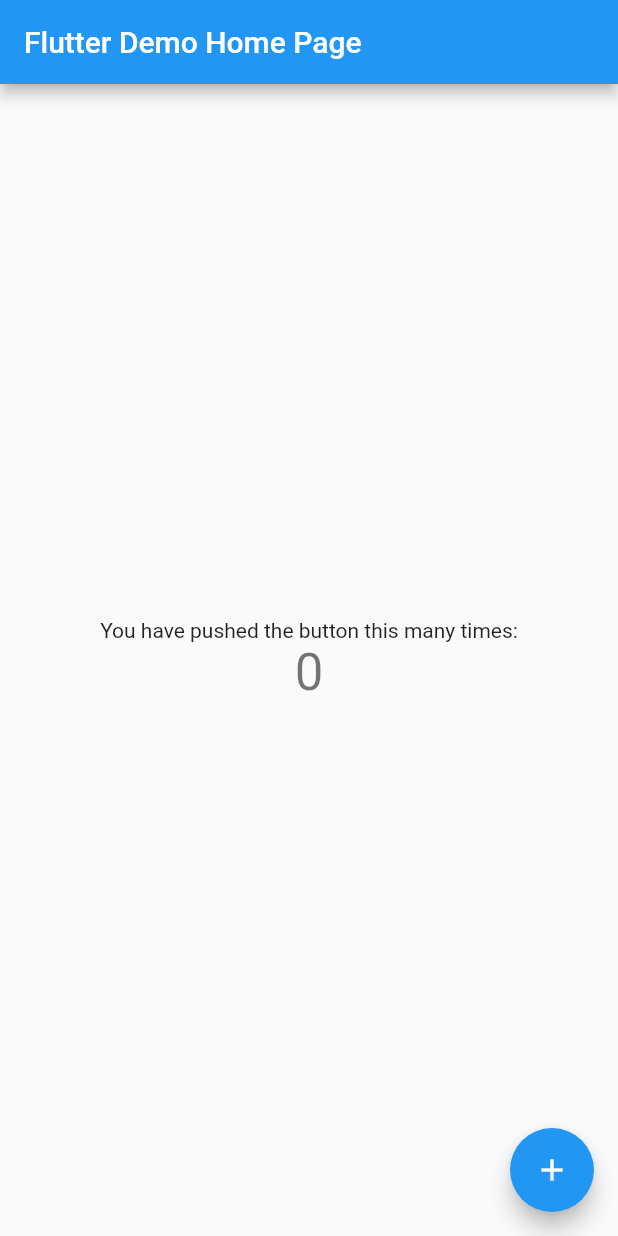
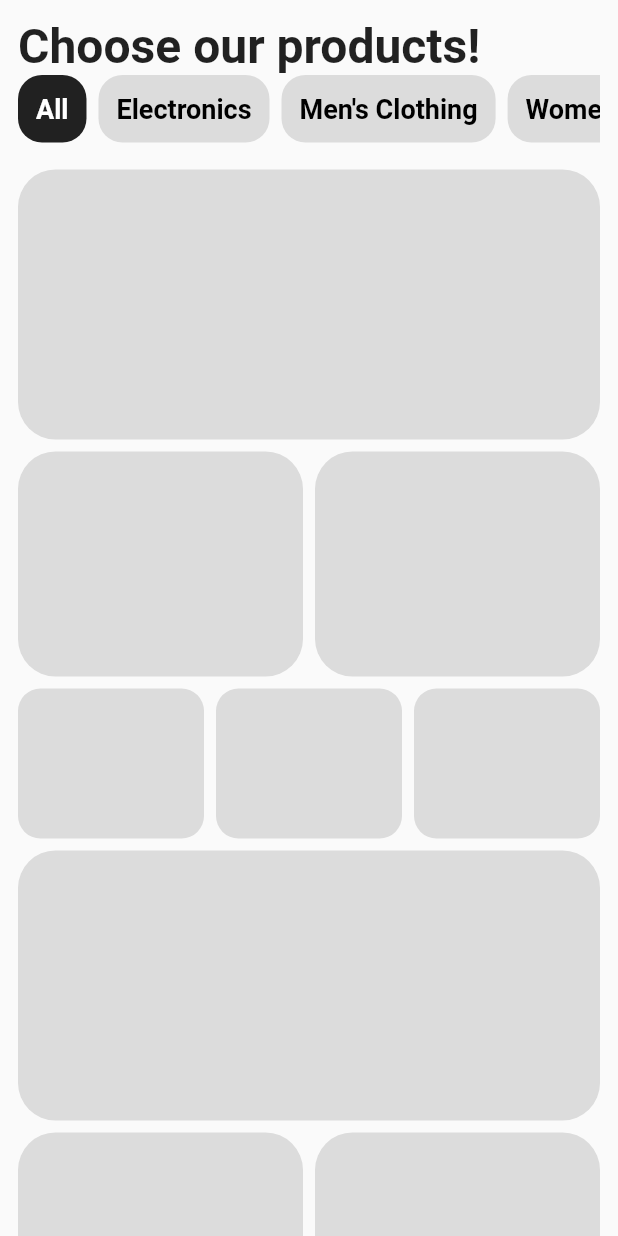
Before and after one commit to AdlyRadwika/A-Commerce, a Flutter app: the screen it shows after launch, on a phone screen of 412 x 824 dp. Run offline on Flutter 3.47's test engine with Material 2 defaults, Android fonts, the phone set to English and light mode, and no system bars.

Commit message:
add homepage layout

```diff
--- a/lib/main.dart
+++ b/lib/main.dart
@@ -1,4 +1,5 @@
 import 'package:flutter/material.dart';
+import 'package:project_dicoding/pages/home/home.dart';
 
 void main() {
   runApp(const MyApp());
@@ -11,105 +12,10 @@ class MyApp extends StatelessWidget {
   @override
   Widget build(BuildContext context) {
     return MaterialApp(
-      title: 'Flutter Demo',
       theme: ThemeData(
-        // This is the theme of your application.
-        //
-        // Try running your application with "flutter run". You'll see the
-        // application has a blue toolbar. Then, without quitting the app, try
-        // changing the primarySwatch below to Colors.green and then invoke
-        // "hot reload" (press "r" in the console where you ran "flutter run",
-        // or simply save your changes to "hot reload" in a Flutter IDE).
-        // Notice that the counter didn't reset back to zero; the application
-        // is not restarted.
         primarySwatch: Colors.blue,
       ),
-      home: const MyHomePage(title: 'Flutter Demo Home Page'),
+      home: const HomePage(),
     );
   }
 }
-
-class MyHomePage extends StatefulWidget {
-  const MyHomePage({Key? key, required this.title}) : super(key: key);
-
-  // This widget is the home page of your application. It is stateful, meaning
-  // that it has a State object (defined below) that contains fields that affect
-  // how it looks.
-
-  // This class is the configuration for the state. It holds the values (in this
-  // case the title) provided by the parent (in this case the App widget) and
-  // used by the build method of the State. Fields in a Widget subclass are
-  // always marked "final".
-
-  final String title;
-
-  @override
-  State<MyHomePage> createState() => _MyHomePageState();
-}
-
-class _MyHomePageState extends State<MyHomePage> {
-  int _counter = 0;
-
-  void _incrementCounter() {
-    setState(() {
-      // This call to setState tells the Flutter framework that something has
-      // changed in this State, which causes it to rerun the build method below
-      // so that the display can reflect the updated values. If we changed
-      // _counter without calling setState(), then the build method would not be
-      // called again, and so nothing would appear to happen.
-      _counter++;
-    });
-  }
-
-  @override
-  Widget build(BuildContext context) {
-    // This method is rerun every time setState is called, for instance as done
-    // by the _incrementCounter method above.
-    //
-    // The Flutter framework has been optimized to make rerunning build methods
-    // fast, so that you can just rebuild anything that needs updating rather
-    // than having to individually change instances of widgets.
-    return Scaffold(
-      appBar: AppBar(
-        // Here we take the value from the MyHomePage object that was created by
-        // the App.build method, and use it to set our appbar title.
-        title: Text(widget.title),
-      ),
-      body: Center(
-        // Center is a layout widget. It takes a single child and positions it
-        // in the middle of the parent.
-        child: Column(
-          // Column is also a layout widget. It takes a list of children and
-          // arranges them vertically. By default, it sizes itself to fit its
-          // children horizontally, and tries to be as tall as its parent.
-          //
-          // Invoke "debug painting" (press "p" in the console, choose the
-          // "Toggle Debug Paint" action from the Flutter Inspector in Android
-          // Studio, or the "Toggle Debug Paint" command in Visual Studio Code)
-          // to see the wireframe for each widget.
-          //
-          // Column has various properties to control how it sizes itself and
-          // how it positions its children. Here we use mainAxisAlignment to
-          // center the children vertically; the main axis here is the vertical
-          // axis because Columns are vertical (the cross axis would be
-          // horizontal).
-          mainAxisAlignment: MainAxisAlignment.center,
-          children: <Widget>[
-            const Text(
-              'You have pushed the button this many times:',
-            ),
-            Text(
-              '$_counter',
-              style: Theme.of(context).textTheme.headline4,
-            ),
-          ],
-        ),
-      ),
-      floatingActionButton: FloatingActionButton(
-        onPressed: _incrementCounter,
-        tooltip: 'Increment',
-        child: const Icon(Icons.add),
-      ), // This trailing comma makes auto-formatting nicer for build methods.
-    );
-  }
-}
--- /dev/null
+++ b/lib/pages/home/home.dart
@@ -0,0 +1,258 @@
+import 'package:flutter/material.dart';
+
+class HomePage extends StatelessWidget {
+  const HomePage({Key? key}) : super(key: key);
+
+  Widget _buildHeading(){
+    return SafeArea(
+      top: true,
+      child: Text(
+        "Choose our products!",
+        style: TextStyle(
+          fontSize: 32,
+          fontWeight: FontWeight.bold,
+        ),
+      ),
+    );
+  }
+
+  Widget _buildCategoryList(){
+    return SizedBox(
+      height: 45,
+      child: ListView(
+        scrollDirection: Axis.horizontal,
+        children: [
+          Container(
+            padding: EdgeInsets.all(12),
+            decoration: BoxDecoration(
+              color: Colors.black87,
+              shape: BoxShape.rectangle,
+              borderRadius: BorderRadius.all(Radius.circular(16)),
+            ),
+            child: Text(
+              "All",
+              style: TextStyle(
+                fontSize: 18,
+                fontWeight: FontWeight.bold,
+                color: Colors.white,
+              ),
+            ),
+          ),
+          SizedBox(width: 8,),
+          Container(
+            padding: EdgeInsets.all(12),
+            decoration: BoxDecoration(
+              color: Colors.black12,
+              shape: BoxShape.rectangle,
+              borderRadius: BorderRadius.all(Radius.circular(16)),
+            ),
+            child: Text(
+              "Electronics",
+              style: TextStyle(
+                fontSize: 18,
+                fontWeight: FontWeight.bold,
+                color: Colors.black
+              ),
+            ),
+          ),
+          SizedBox(width: 8,),
+          Container(
+            padding: EdgeInsets.all(12),
+            decoration: BoxDecoration(
+              color: Colors.black12,
+              shape: BoxShape.rectangle,
+              borderRadius: BorderRadius.all(Radius.circular(16)),
+            ),
+            child: Text(
+              "Men's Clothing",
+              style: TextStyle(
+                fontSize: 18,
+                fontWeight: FontWeight.bold,
+                color: Colors.black
+              ),
+            ),
+          ),
+          SizedBox(width: 8,),
+          Container(
+            padding: EdgeInsets.all(12),
+            decoration: BoxDecoration(
+              color: Colors.black12,
+              shape: BoxShape.rectangle,
+              borderRadius: BorderRadius.all(Radius.circular(16)),
+            ),
+            child: Text(
+              "Women's Clothing",
+              style: TextStyle(
+                fontSize: 18,
+                fontWeight: FontWeight.bold,
+                color: Colors.black
+              ),
+            ),
+          ),
+        ],
+      ),
+    );
+  }
+
+  Widget _buildAllContents(){
+    return Column(
+      children: [
+        Container(
+          height: 180,
+          decoration: BoxDecoration(
+            borderRadius: BorderRadius.circular(25),
+            color: Colors.black12,
+          ),
+        ),
+        SizedBox(height: 8,),
+        Row(
+          mainAxisAlignment: MainAxisAlignment.spaceEvenly,
+          children: [
+            Flexible(
+              child: Container(
+                height: 150,
+                decoration: BoxDecoration(
+                  borderRadius: BorderRadius.circular(25),
+                  color: Colors.black12,
+                ),
+              ),
+            ),
+            SizedBox(width: 8,),
+            Flexible(
+              child: Container(
+                height: 150,
+                decoration: BoxDecoration(
+                  borderRadius: BorderRadius.circular(25),
+                  color: Colors.black12,
+                ),
+              ),
+            ),
+          ],
+        ),
+        SizedBox(height: 8,),
+        Row(
+          mainAxisAlignment: MainAxisAlignment.spaceEvenly,
+          children: [
+            Flexible(
+              child: Container(
+                height: 100,
+                decoration: BoxDecoration(
+                  borderRadius: BorderRadius.circular(15),
+                  color: Colors.black12,
+                ),
+              ),
+            ),
+            SizedBox(width: 8,),
+            Flexible(
+              child: Container(
+                height: 100,
+                decoration: BoxDecoration(
+                  borderRadius: BorderRadius.circular(15),
+                  color: Colors.black12,
+                ),
+              ),
+            ),
+            SizedBox(width: 8,),
+            Flexible(
+              child: Container(
+                height: 100,
+                decoration: BoxDecoration(
+                  borderRadius: BorderRadius.circular(15),
+                  color: Colors.black12,
+                ),
+              ),
+            ),
+          ],
+        ),
+        SizedBox(height: 8,),
+        Container(
+          height: 180,
+          decoration: BoxDecoration(
+            borderRadius: BorderRadius.circular(25),
+            color: Colors.black12,
+          ),
+        ),
+        SizedBox(height: 8,),
+        Row(
+          mainAxisAlignment: MainAxisAlignment.spaceEvenly,
+          children: [
+            Flexible(
+              child: Container(
+                height: 150,
+                decoration: BoxDecoration(
+                  borderRadius: BorderRadius.circular(25),
+                  color: Colors.black12,
+                ),
+              ),
+            ),
+            SizedBox(width: 8,),
+            Flexible(
+              child: Container(
+                height: 150,
+                decoration: BoxDecoration(
+                  borderRadius: BorderRadius.circular(25),
+                  color: Colors.black12,
+                ),
+              ),
+            ),
+          ],
+        ),
+        SizedBox(height: 8,),
+        Row(
+          mainAxisAlignment: MainAxisAlignment.spaceEvenly,
+          children: [
+            Flexible(
+              child: Container(
+                height: 100,
+                decoration: BoxDecoration(
+                  borderRadius: BorderRadius.circular(15),
+                  color: Colors.black12,
+                ),
+              ),
+            ),
+            SizedBox(width: 8,),
+            Flexible(
+              child: Container(
+                height: 100,
+                decoration: BoxDecoration(
+                  borderRadius: BorderRadius.circular(15),
+                  color: Colors.black12,
+                ),
+              ),
+            ),
+            SizedBox(width: 8,),
+            Flexible(
+              child: Container(
+                height: 100,
+                decoration: BoxDecoration(
+                  borderRadius: BorderRadius.circular(15),
+                  color: Colors.black12,
+                ),
+              ),
+            ),
+          ],
+        ),
+      ],
+    );
+  }
+
+  @override
+  Widget build(BuildContext context) {
+    return Scaffold(
+      body: SingleChildScrollView(
+        child: Padding(
+          padding: const EdgeInsets.all(12.0),
+          child: Column(
+            crossAxisAlignment: CrossAxisAlignment.start,
+            children: [
+              _buildHeading(),
+              _buildCategoryList(),
+              SizedBox(height: 18,),
+              _buildAllContents(),
+            ],
+          ),
+        ),
+      ),
+    );
+  }
+}
```
